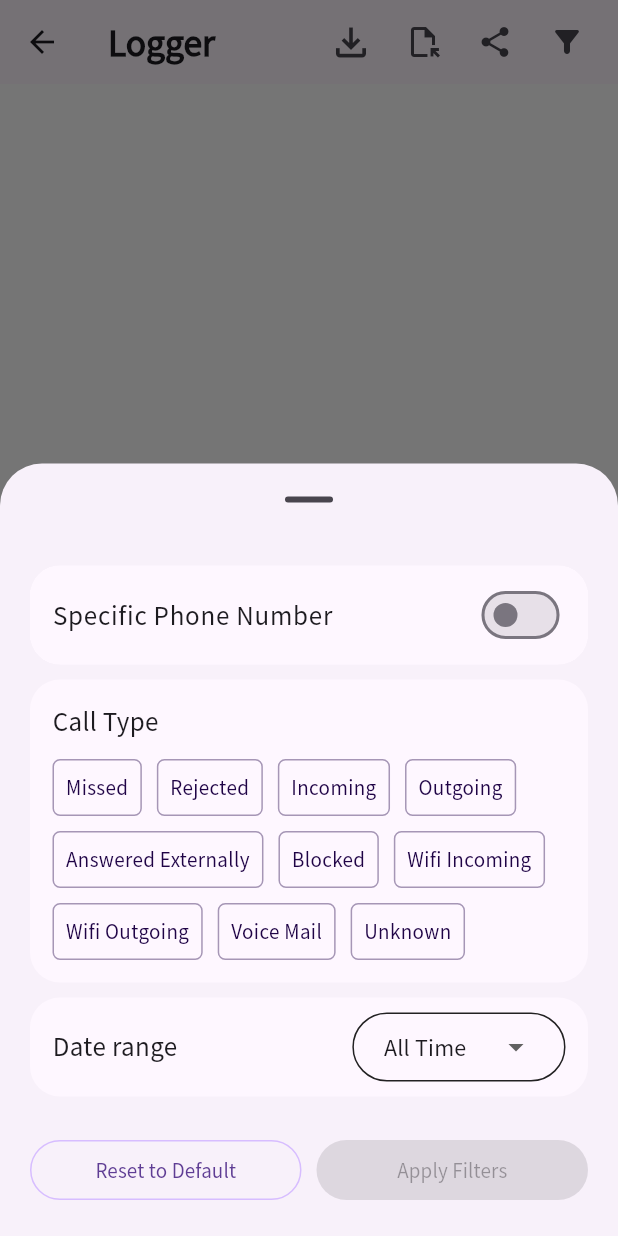
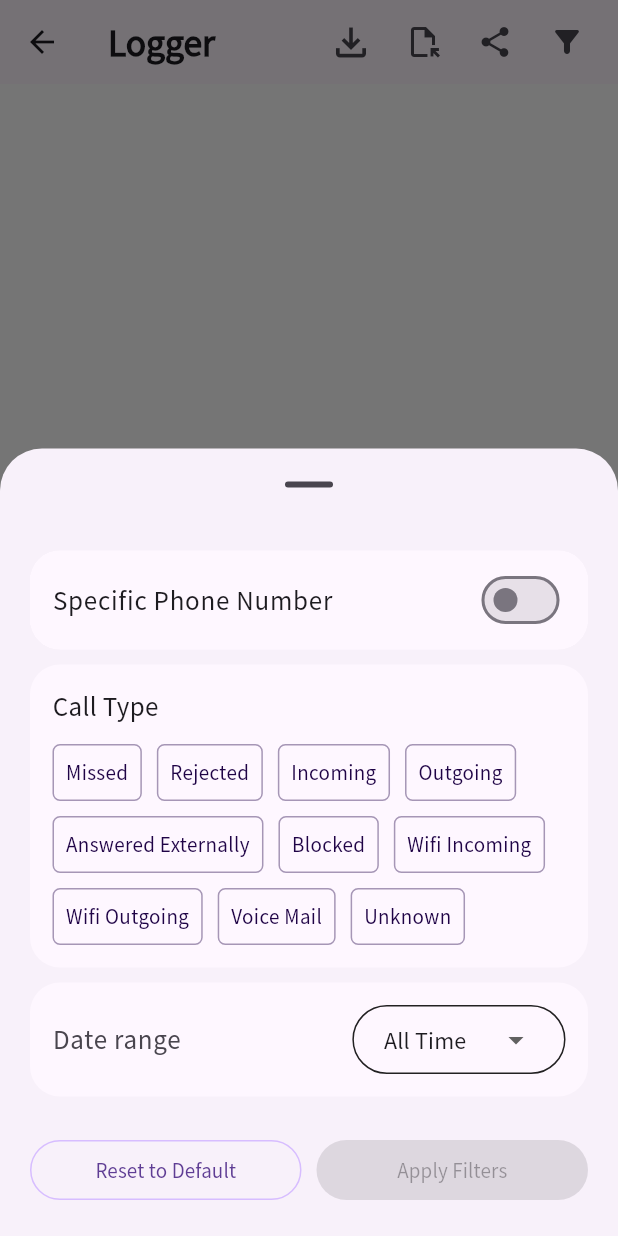
Before and after one commit to Sanmeet007/logger, a Flutter app: the ScreenManager screen opened directly, after a tap on the "filter alt" icon, on a phone screen of 412 x 824 dp. Run offline on Flutter 3.47's test engine with Material 3 defaults, Android fonts, the phone set to English and light mode, and no system bars; our stand-ins replace csv, fl_chart, flutter_native_splash, flutter_riverpod, flutter_slidable, font_awesome_flutter and 8 more; missing offline and left inert: appcheck, call_log, duration, phone_numbers_parser, shared_storage; accounts and stored records are empty; generated files the repository leaves out were written again.

Commit message:
used list tile for beter ui

```diff
--- a/lib/core/log_filters.dart
+++ b/lib/core/log_filters.dart
@@ -424,29 +424,22 @@ class _LogFiltersState extends ConsumerState<LogFilters> {
                     currentPresetId == -1)
                   Container(
                     padding: const EdgeInsets.symmetric(
-                        vertical: 10.0, horizontal: 15.0),
+                      vertical: 10.0,
+                      horizontal: 15.0,
+                    ),
                     decoration: BoxDecoration(
                       color: Theme.of(context).colorScheme.surface,
                       borderRadius: BorderRadius.circular(20.0),
                     ),
-                    child: Column(
-                      children: [
-                        Row(
-                          crossAxisAlignment: CrossAxisAlignment.center,
-                          mainAxisAlignment: MainAxisAlignment.spaceBetween,
-                          children: [
-                            SizedText(
-                              AppLocalizations.of(context)
-                                  .phoneAccountIdFilterText,
-                              size: 18.0,
-                            ),
-                            Container(
+                    child: ListTile(
+                      contentPadding: EdgeInsets.all(0),
+                      trailing: Container(
                         width: 100.0,
                         decoration: BoxDecoration(
                           border: Border.all(
                             width: 1.0,
-                                  color: Theme.of(context).brightness ==
-                                          Brightness.dark
+                            color:
+                                Theme.of(context).brightness == Brightness.dark
                                     ? const Color.fromARGB(255, 65, 65, 65)
                                     : Colors.black87,
                           ),
@@ -469,8 +462,7 @@ class _LogFiltersState extends ConsumerState<LogFilters> {
                                 value: item,
                                 child: Text(
                                   item == constants.defaultPhoneAccountId
-                                            ? AppLocalizations.of(context)
-                                                .anyText
+                                      ? AppLocalizations.of(context).anyText
                                       : item,
                                 ),
                               ),
@@ -479,9 +471,10 @@ class _LogFiltersState extends ConsumerState<LogFilters> {
                           onChanged: handlePhoneAccountIdValueChange,
                         ),
                       ),
-                          ],
+                      title: SizedText(
+                        AppLocalizations.of(context).phoneAccountIdFilterText,
+                        size: 18.0,
                       ),
-                      ],
                     ),
                   ),
                 if (widget.canFilterUsingPhoneAccountId &&
@@ -611,15 +604,13 @@ class _LogFiltersState extends ConsumerState<LogFilters> {
                     ),
                     child: Column(
                       children: [
-                        Row(
-                          crossAxisAlignment: CrossAxisAlignment.center,
-                          mainAxisAlignment: MainAxisAlignment.spaceBetween,
-                          children: [
-                            SizedText(
+                        ListTile(
+                          contentPadding: EdgeInsets.all(0),
+                          leading: SizedText(
                             AppLocalizations.of(context).dateRangeText,
                             size: 18.0,
                           ),
-                            Container(
+                          trailing: Container(
                             decoration: BoxDecoration(
                               border: Border.all(
                                 width: 1.0,
@@ -651,7 +642,6 @@ class _LogFiltersState extends ConsumerState<LogFilters> {
                                 ],
                                 onChanged: handleDateRangeOptionChange),
                           ),
-                          ],
                         ),
                         if (dateRangeOption == DateRange.custom)
                           Column(
```
Lines whose indentation alone changed are shown as unchanged.
